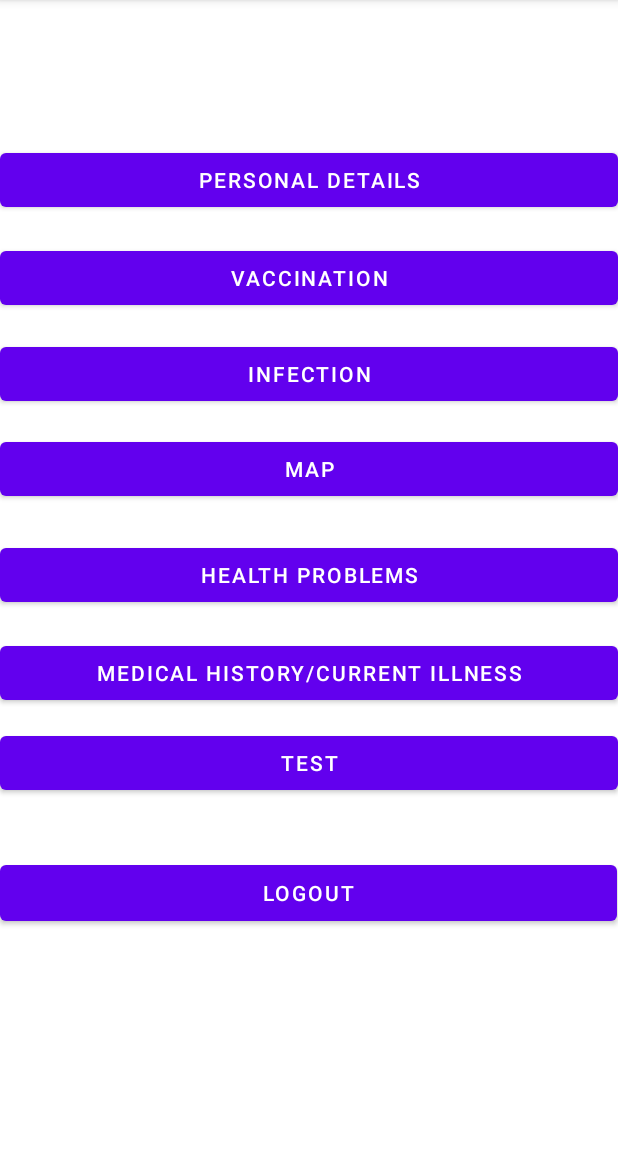
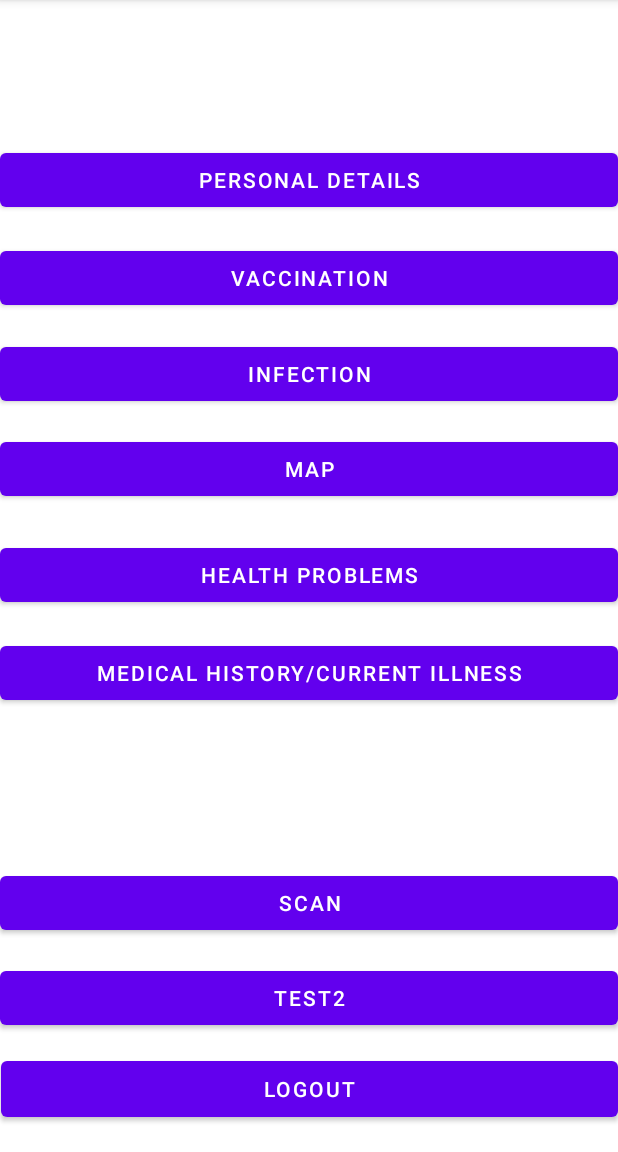
Before and after one commit to GavinFahy/FYProject, an Android app: the HomePage screen opened directly, with no data from a screen before it, on a phone screen of 412 x 824 dp, the part 84-1236 px from its top. Run offline under Robolectric (Android 15) with nearby library versions, the phone set to English and light mode, and no system bars; our stand-ins replace Firebase (no records; nobody signed in at launch, a user with empty details on screens opened directly).

Commit message:
Able to generate a QR code + scan

```diff
--- a/app/build.gradle
+++ b/app/build.gradle
@@ -11,7 +11,7 @@ android {
     defaultConfig {
         applicationId "com.example.fyproject"
         minSdk 21
-        targetSdk 32
+        targetSdk 31
         versionCode 1
         versionName "1.0"
 
--- /dev/null
+++ b/app/src/main/java/com/example/fyproject/CaptureAct.java
@@ -0,0 +1,6 @@
+package com.example.fyproject;
+
+import com.journeyapps.barcodescanner.CaptureActivity;
+
+public class CaptureAct extends CaptureActivity {
+}
--- a/app/src/main/java/com/example/fyproject/HomePage.java
+++ b/app/src/main/java/com/example/fyproject/HomePage.java
@@ -17,6 +17,7 @@ public class HomePage extends AppCompatActivity {
     private Button Maps;
     private Button HP;
     private Button MH;
+    private Button QR;
 
     private Button test;
 
@@ -85,11 +86,20 @@ public class HomePage extends AppCompatActivity {
             }
         });
 
+        QR = findViewById(R.id.QR);
+        QR.setOnClickListener(new View.OnClickListener() {
+            @Override
+            public void onClick(View view) {
+                Intent intent = new Intent(HomePage.this, QRCode.class);
+                startActivity(intent);
+            }
+        });
+
         test = findViewById(R.id.test);
         test.setOnClickListener(new View.OnClickListener() {
             @Override
             public void onClick(View view) {
-                Intent intent = new Intent(HomePage.this, QRCode.class);
+                Intent intent = new Intent(HomePage.this, Testing.class);
                 startActivity(intent);
             }
         });
--- a/app/src/main/res/layout/homepage.xml
+++ b/app/src/main/res/layout/homepage.xml
@@ -77,16 +77,28 @@
         app:layout_constraintVertical_bias="0.59" />
 
     <Button
+        android:id="@+id/QR"
+        android:layout_width="match_parent"
+        android:layout_height="wrap_content"
+        android:text="scan"
+        app:layout_constraintBottom_toBottomOf="parent"
+        app:layout_constraintEnd_toEndOf="parent"
+        app:layout_constraintHorizontal_bias="1.0"
+        app:layout_constraintStart_toStartOf="parent"
+        app:layout_constraintTop_toTopOf="parent"
+        app:layout_constraintVertical_bias="0.803" />
+
+    <Button
         android:id="@+id/test"
         android:layout_width="match_parent"
         android:layout_height="wrap_content"
-        android:text="test"
+        android:text="test2"
         app:layout_constraintBottom_toBottomOf="parent"
         app:layout_constraintEnd_toEndOf="parent"
-        app:layout_constraintHorizontal_bias="0.0"
+        app:layout_constraintHorizontal_bias="1.0"
         app:layout_constraintStart_toStartOf="parent"
         app:layout_constraintTop_toTopOf="parent"
-        app:layout_constraintVertical_bias="0.673" />
+        app:layout_constraintVertical_bias="0.891" />
 
     <Button
         android:id="@+id/Logout"
@@ -95,9 +107,9 @@
         android:text="Logout"
         app:layout_constraintBottom_toBottomOf="parent"
         app:layout_constraintEnd_toEndOf="parent"
-        app:layout_constraintHorizontal_bias="0.0"
+        app:layout_constraintHorizontal_bias="1.0"
         app:layout_constraintStart_toStartOf="parent"
         app:layout_constraintTop_toTopOf="parent"
-        app:layout_constraintVertical_bias="0.794" />
+        app:layout_constraintVertical_bias="0.976" />
 
 </androidx.constraintlayout.widget.ConstraintLayout>
```
Also changed, not shown: app/src/main/AndroidManifest.xml (+8 -0 lines), app/src/main/java/com/example/fyproject/Testing.java (+36 -11 lines), app/src/main/res/layout/activity_testing.xml (+2 -17 lines).
